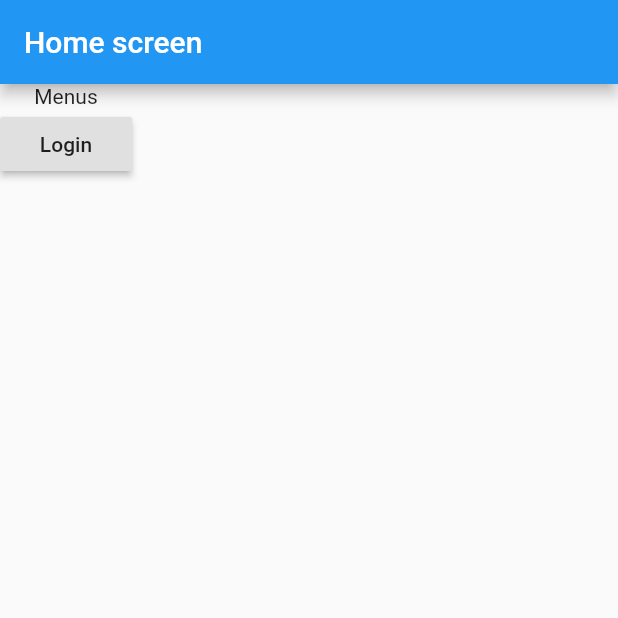
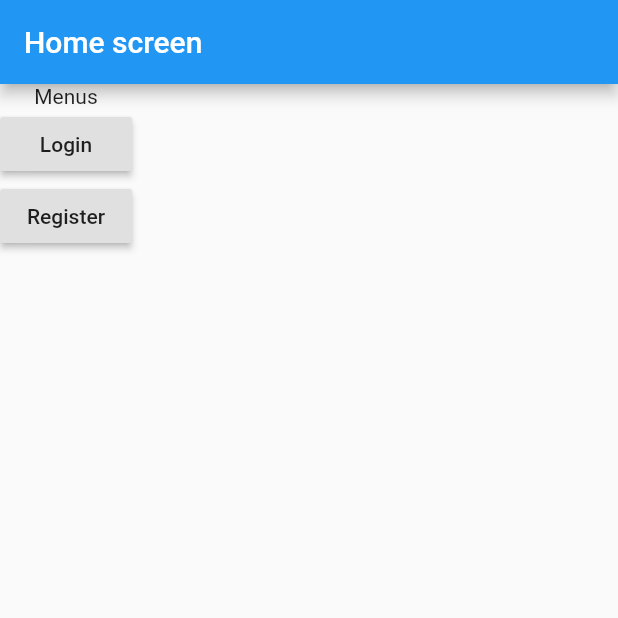
Before and after one commit to thruthesky/sms, a Flutter app: the screen it shows after launch, on a phone screen of 412 x 824 dp, the top half of it. Run offline on Flutter 3.47's test engine with Material 2 defaults, Android fonts, the light colour scheme and no system bars; our stand-ins replace get.

Commit message:
update on register

```diff
--- a/flutter/v1/lib/main.dart
+++ b/flutter/v1/lib/main.dart
@@ -2,6 +2,7 @@ import 'package:flutter/material.dart';
 import 'package:get/route_manager.dart';
 import 'package:v1/screens/home/home.screen.dart';
 import 'package:v1/screens/login/login.screen.dart';
+import 'package:v1/screens/register/register.screen.dart';
 import 'package:v1/services/RouteNames.dart';
 
 void main() {
@@ -26,6 +27,7 @@ class _MainAppState extends State<MainApp> {
       getPages: [
         GetPage(name: RouteNames.home, page: () => HomeScreen()),
         GetPage(name: RouteNames.login, page: () => LoginScreen()),
+        GetPage(name: RouteNames.register, page: () => RegisterScreen()),
       ],
     );
   }
--- a/flutter/v1/lib/screens/home/home.screen.dart
+++ b/flutter/v1/lib/screens/home/home.screen.dart
@@ -22,6 +22,10 @@ class _HomeScreenState extends State<HomeScreen> {
           RaisedButton(
             onPressed: () => Get.toNamed(RouteNames.login),
             child: Text('Login'),
+          ),
+          RaisedButton(
+            onPressed: () => Get.toNamed(RouteNames.register),
+            child: Text('Register'),
           )
         ],
       ),
```
Also changed, not shown: flutter/v1/lib/screens/register/register.screen.dart (added, +21 -0 lines).
